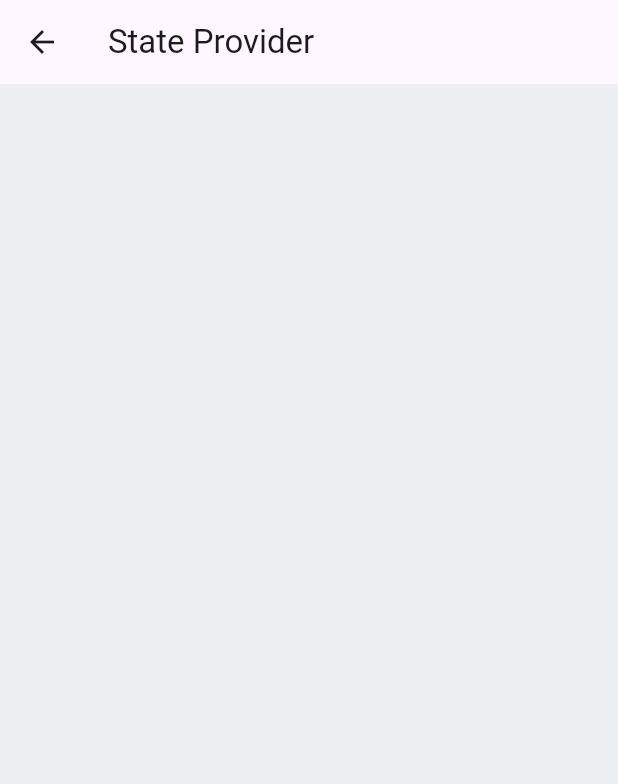
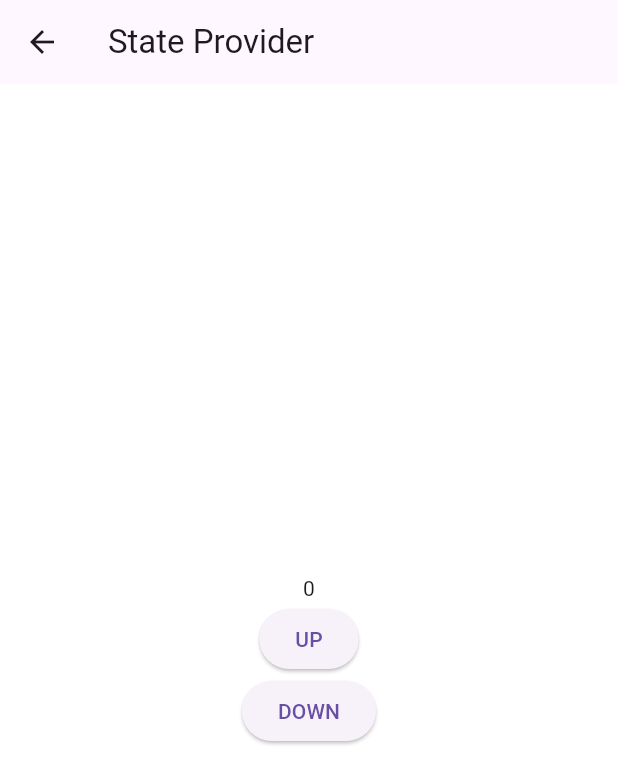
Before and after one commit to BobbyGim/riverpod, a Flutter app: the screen it shows after launch, after a tap on "State Provider Screen", on a phone screen of 412 x 824 dp. Shown: the top 784 px of the screen. Run offline on Flutter 3.47's test engine with Material 3 defaults, Android fonts, the phone set to English and light mode, and no system bars; our stand-ins replace flutter_riverpod.

Commit message:
feat : state provider 적용

```diff
--- a/lib/main.dart
+++ b/lib/main.dart
@@ -1,6 +1,7 @@
 import 'package:flutter/material.dart';
+import 'package:flutter_riverpod/flutter_riverpod.dart';
 import 'package:untitled/screen/home_screen.dart';
 
 void main() {
-  runApp(MaterialApp(home: HomeScreen()));
+  runApp(ProviderScope(child: MaterialApp(home: HomeScreen())));
 }
--- /dev/null
+++ b/lib/riverpod/state_provider_screen.dart
@@ -0,0 +1,5 @@
+import 'package:flutter_riverpod/flutter_riverpod.dart';
+
+final numberProvider = StateProvider<int>((ref) {
+  return 0;
+});
--- a/lib/screen/state_provider_screen.dart
+++ b/lib/screen/state_provider_screen.dart
@@ -1,25 +1,40 @@
 import 'package:flutter/material.dart';
+import 'package:flutter_riverpod/flutter_riverpod.dart';
 import 'package:untitled/common/layout/default_layout.dart';
+import 'package:untitled/riverpod/state_provider_screen.dart';
 
-class StateProviderScreen extends StatelessWidget {
+class StateProviderScreen extends ConsumerWidget {
   const StateProviderScreen({super.key});
 
   @override
-  Widget build(BuildContext context) {
+  Widget build(BuildContext context, WidgetRef ref) {
+    final provider = ref.watch(numberProvider);
+
     return DefaultLayout(
       title: "State Provider",
-      backgroundColor: Colors.blueGrey[50],
-      actions: [
-        IconButton(
-          icon: Icon(Icons.settings),
-          onPressed: () {
-            // Open settings or perform an action
-          },
+
+      child: SizedBox(
+        width: double.infinity,
+        child: Column(
+          mainAxisAlignment: MainAxisAlignment.center,
+          children: [
+            Text(provider.toString()),
+
+            ElevatedButton(
+              onPressed: () {
+                ref.read(numberProvider.notifier).update((state) => state + 1);
+              },
+              child: Text("UP"),
+            ),
+
+            ElevatedButton(
+              onPressed: () {
+                ref.read(numberProvider.notifier).state--;
+              },
+              child: Text("DOWN"),
+            ),
+          ],
         ),
-      ],
-      child: ListView(children: [
-
-        ],
       ),
     );
   }
```
